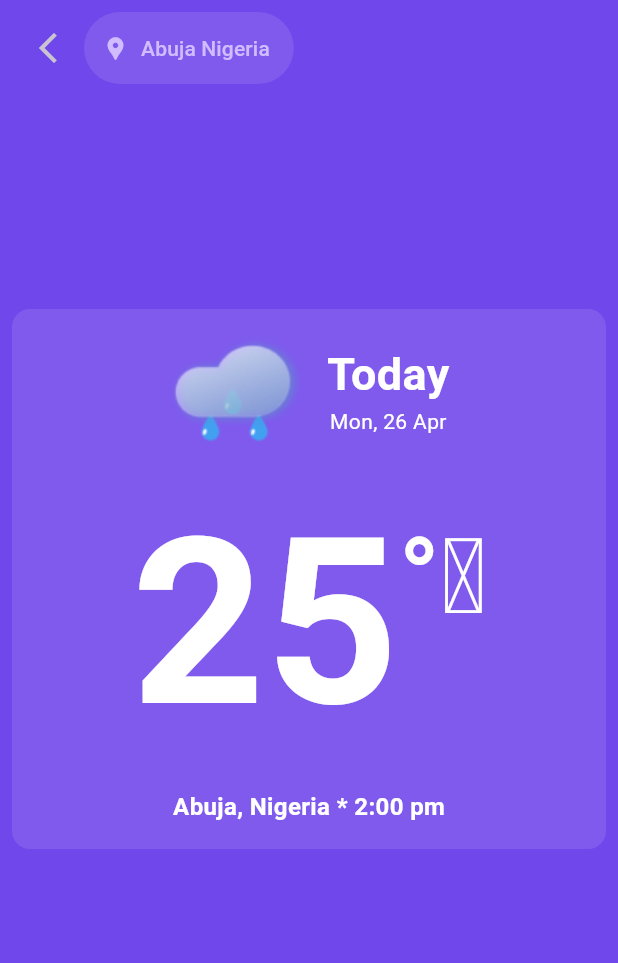
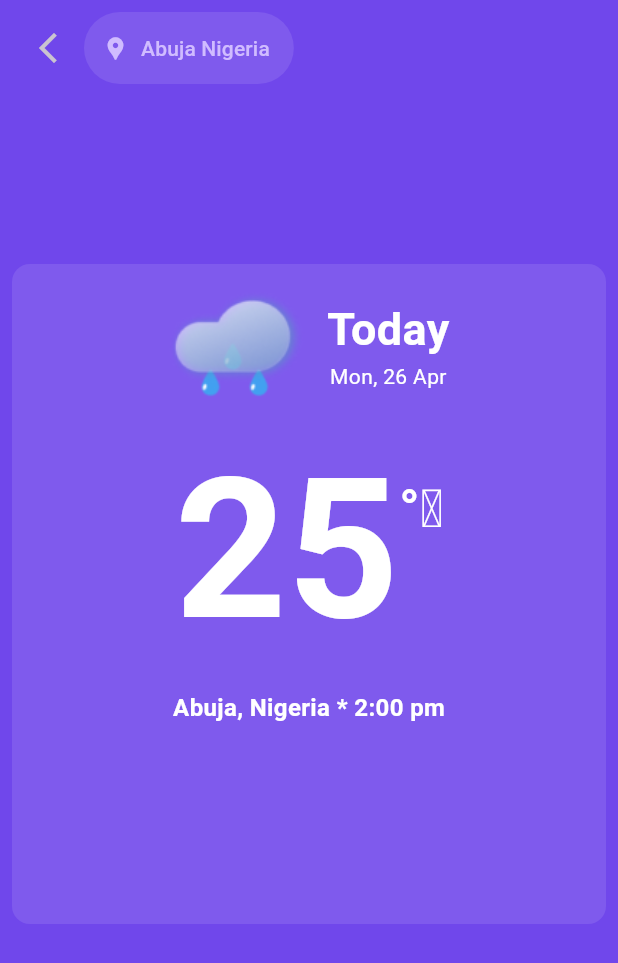
Before and after one commit to chima6985/Aeris, a Flutter app: the CityScreen screen opened directly, on a phone screen of 412 x 824 dp. Shown: the top 963 px of the screen. Run offline on Flutter 3.47's test engine with Material 3 defaults, Android fonts, the phone set to English and light mode, and no system bars; our stand-ins replace flutter_spinkit, geolocator; network calls fail; Roboto replaces fonts that are missing (DMSans).

Commit message:
small changes

```diff
--- a/lib/screens/city_screen.dart
+++ b/lib/screens/city_screen.dart
@@ -55,7 +55,7 @@ class _CityScreenState extends State<CityScreen> {
                 ],
               ),
               const SizedBox(
-                height: 150,
+                height: 120,
               ),
               Expanded(
                 child: Container(
@@ -104,14 +104,14 @@ class _CityScreenState extends State<CityScreen> {
                             children: [
                               Text(
                                 '25',
-                                style: kMiddleContStyle.copyWith(fontSize: 155),
+                                style: kMiddleContStyle.copyWith(fontSize: 130),
                               ),
                               Padding(
-                                padding: const EdgeInsets.only(top: 30),
+                                padding: const EdgeInsets.only(top: 40),
                                 child: Text(
                                   '\u00B0\u1D9c',
                                   style:
-                                      kMiddleContStyle.copyWith(fontSize: 70),
+                                      kMiddleContStyle.copyWith(fontSize: 35),
                                 ),
                               ),
                             ],
@@ -127,7 +127,7 @@ class _CityScreenState extends State<CityScreen> {
                 ),
               ),
               const SizedBox(
-                height: 250,
+                height: 200,
               )
             ],
           ),
```
